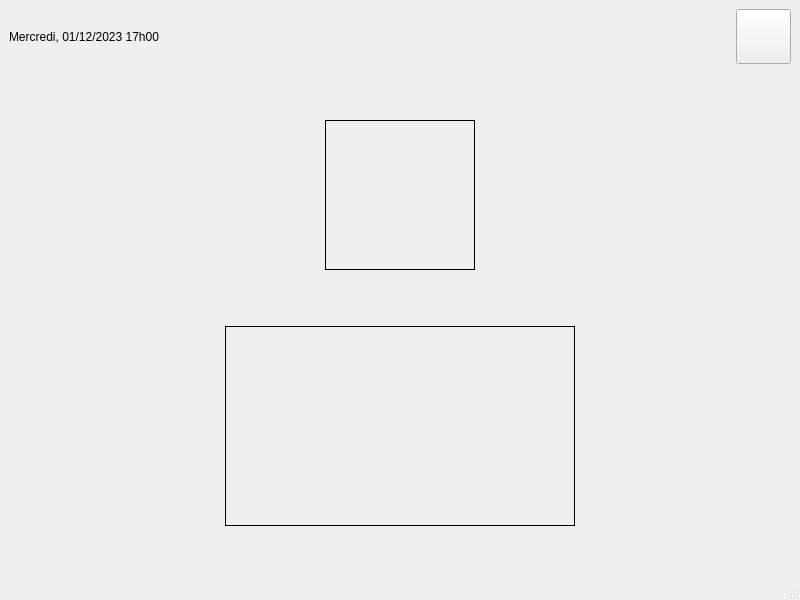
ThuyAnP/TP2-QT-IHM, file mainwindow.ui: the form before one commit.
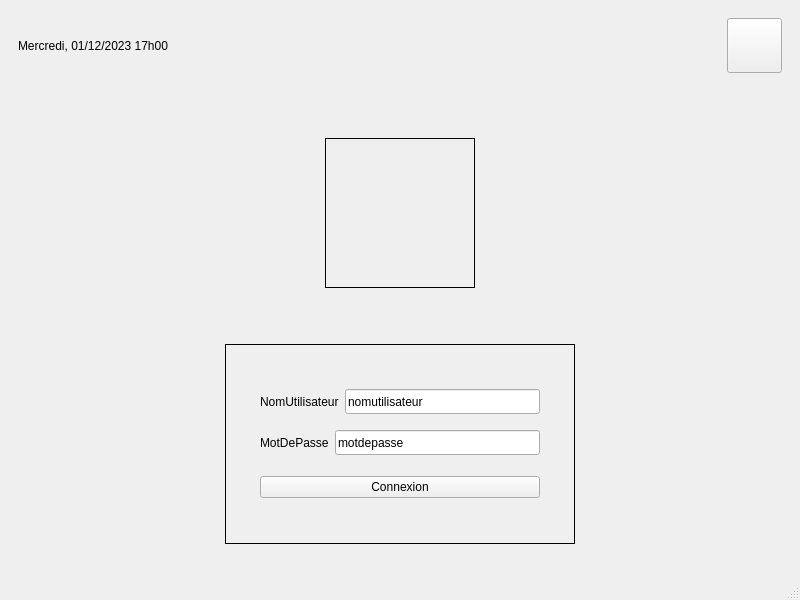
The form after the commit.

```diff
--- a/mainwindow.ui
+++ b/mainwindow.ui
@@ -16,6 +16,7 @@
   <widget class="QWidget" name="centralwidget">
    <layout class="QVBoxLayout" name="verticalLayout">
     <item>
+     <widget class="QWidget" name="horizontalWidget" native="true">
      <layout class="QHBoxLayout" name="PanneauArretDeconnexion">
       <item>
        <widget class="QLabel" name="DateHeureCourante">
@@ -57,6 +58,7 @@
        </widget>
       </item>
      </layout>
+     </widget>
     </item>
     <item>
      <layout class="QHBoxLayout" name="LogoHorizontalLayout">
@@ -113,9 +115,89 @@
          <string notr="true">#FormulaireDeConnexion { border: 1px solid; }</string>
         </property>
         <layout class="QVBoxLayout" name="ConnexionContainer">
+         <property name="leftMargin">
+          <number>35</number>
+         </property>
          <property name="topMargin">
-          <number>20</number>
+          <number>35</number>
          </property>
+         <property name="rightMargin">
+          <number>35</number>
+         </property>
+         <property name="bottomMargin">
+          <number>35</number>
+         </property>
+         <item>
+          <layout class="QHBoxLayout" name="nomutilisateurLayout">
+           <item>
+            <widget class="QLabel" name="label">
+             <property name="text">
+              <string>NomUtilisateur</string>
+             </property>
+            </widget>
+           </item>
+           <item>
+            <widget class="QLineEdit" name="lineEdit">
+             <property name="minimumSize">
+              <size>
+               <width>0</width>
+               <height>25</height>
+              </size>
+             </property>
+             <property name="text">
+              <string>nomutilisateur</string>
+             </property>
+            </widget>
+           </item>
+          </layout>
+         </item>
+         <item>
+          <layout class="QHBoxLayout" name="motdepasseLayout">
+           <item>
+            <widget class="QLabel" name="label_2">
+             <property name="text">
+              <string>MotDePasse</string>
+             </property>
+            </widget>
+           </item>
+           <item>
+            <widget class="QLineEdit" name="lineEdit_2">
+             <property name="minimumSize">
+              <size>
+               <width>0</width>
+               <height>25</height>
+              </size>
+             </property>
+             <property name="text">
+              <string>motdepasse</string>
+             </property>
+            </widget>
+           </item>
+          </layout>
+         </item>
+         <item>
+          <spacer name="verticalSpacer_2">
+           <property name="orientation">
+            <enum>Qt::Vertical</enum>
+           </property>
+           <property name="sizeType">
+            <enum>QSizePolicy::Fixed</enum>
+           </property>
+           <property name="sizeHint" stdset="0">
+            <size>
+             <width>20</width>
+             <height>5</height>
+            </size>
+           </property>
+          </spacer>
+         </item>
+         <item>
+          <widget class="QPushButton" name="BoutonConnexion">
+           <property name="text">
+            <string>Connexion</string>
+           </property>
+          </widget>
+         </item>
         </layout>
        </widget>
       </item>
```
Lines whose indentation alone changed are shown as unchanged.
